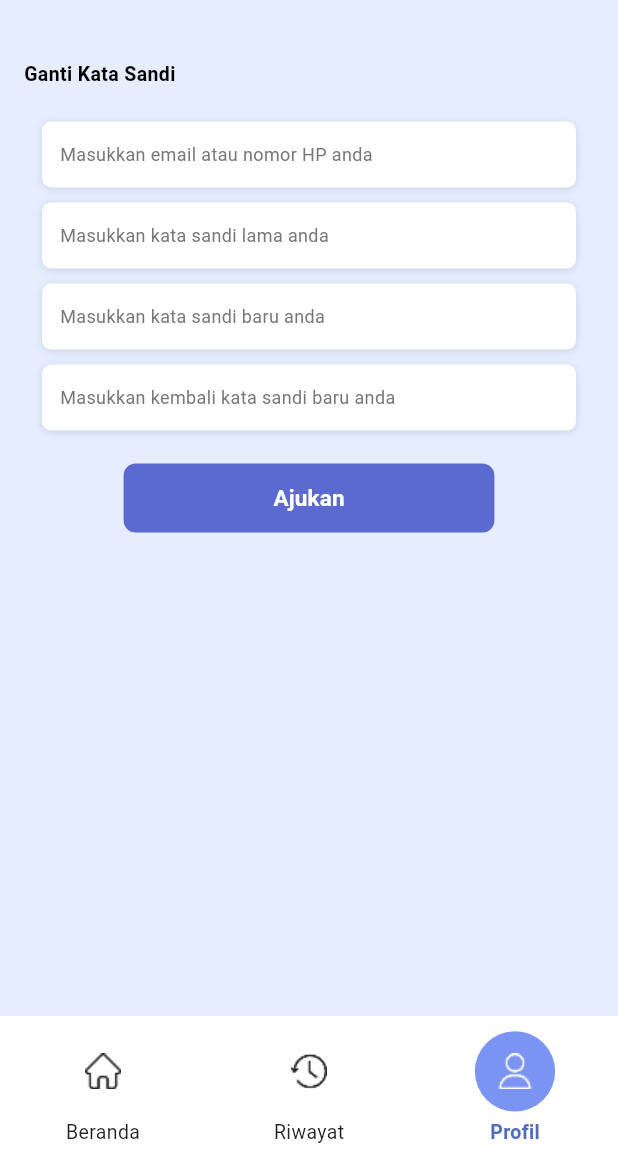
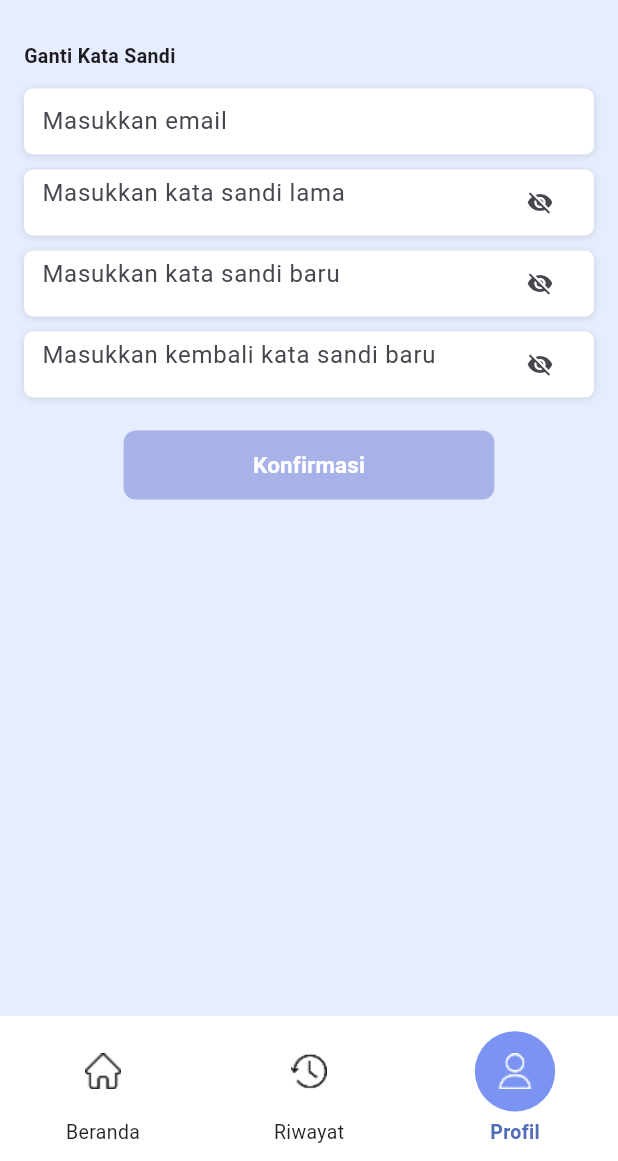
Before and after one commit to OrionZ12/StockFlow-tubes, a Flutter app: the ChangePasswordScreen screen opened by its route, on a phone screen of 412 x 824 dp, the part 75-1236 px from its top. Run offline on Flutter 3.47's test engine with Material 3 defaults, Android fonts, the phone set to English and light mode, and no system bars; our stand-ins replace cloud_firestore, firebase_auth, firebase_core, go_router, google_sign_in; accounts and stored records are empty; Roboto replaces fonts that are missing (RobotoSerif).

Commit message:
perbaikan ganti kata sandi

```diff
--- a/lib/screen/change_password_screen.dart
+++ b/lib/screen/change_password_screen.dart
@@ -1,5 +1,6 @@
 import 'package:flutter/material.dart';
 import 'package:go_router/go_router.dart';
+import 'package:firebase_auth/firebase_auth.dart';
 import '../config/routes.dart';
 
 class ChangePasswordScreen extends StatefulWidget {
@@ -10,6 +11,129 @@ class ChangePasswordScreen extends StatefulWidget {
 }
 
 class _ChangePasswordScreenState extends State<ChangePasswordScreen> {
+  final _emailCtrl = TextEditingController();
+  final _oldPassCtrl = TextEditingController();
+  final _newPassCtrl = TextEditingController();
+  final _confirmPassCtrl = TextEditingController();
+
+  bool _obscureOld = true;
+  bool _obscureNew = true;
+  bool _obscureConfirm = true;
+
+  bool _isLoading = false;
+
+  bool _isValidEmail(String email) {
+    final e = email.trim();
+    final regex = RegExp(r'^[^@]+@[^@]+\.[^@]+$');
+    return regex.hasMatch(e);
+  }
+
+  bool get _isFormValid {
+    final email = _emailCtrl.text.trim();
+    final oldP = _oldPassCtrl.text;
+    final newP = _newPassCtrl.text;
+    final conf = _confirmPassCtrl.text;
+
+    if (email.isEmpty || oldP.isEmpty || newP.isEmpty || conf.isEmpty) {
+      return false;
+    }
+    if (!_isValidEmail(email)) return false;
+    if (newP.length < 6) return false;
+    if (newP != conf) return false;
+
+    return true;
+  }
+
+  @override
+  void dispose() {
+    _emailCtrl.dispose();
+    _oldPassCtrl.dispose();
+    _newPassCtrl.dispose();
+    _confirmPassCtrl.dispose();
+    super.dispose();
+  }
+
+  void _showSnack(String msg, {Color color = Colors.red}) {
+    ScaffoldMessenger.of(context).showSnackBar(
+      SnackBar(
+        content: Text(msg),
+        backgroundColor: color,
+        behavior: SnackBarBehavior.floating,
+      ),
+    );
+  }
+
+  Future<String> _changePasswordFirebase({
+    required String email,
+    required String oldPassword,
+    required String newPassword,
+  }) async {
+    try {
+      final user = FirebaseAuth.instance.currentUser;
+      if (user == null) return "User belum login.";
+
+      // Re-auth (wajib untuk update password)
+      final cred = EmailAuthProvider.credential(
+        email: email,
+        password: oldPassword,
+      );
+      await user.reauthenticateWithCredential(cred);
+
+      await user.updatePassword(newPassword);
+
+      return "success";
+    } on FirebaseAuthException catch (e) {
+      if (e.code == "wrong-password") return "Password lama salah.";
+      if (e.code == "user-mismatch") return "Email tidak sesuai dengan akun login.";
+      if (e.code == "invalid-credential") return "Email atau password lama salah.";
+      if (e.code == "weak-password") return "Password baru terlalu lemah (min 6).";
+      if (e.code == "requires-recent-login") {
+        return "Silakan login ulang dulu, lalu coba lagi.";
+      }
+      return e.message ?? "Gagal ganti password.";
+    } catch (e) {
+      return "Error: $e";
+    }
+  }
+
+  Future<void> _submit() async {
+    if (!_isFormValid || _isLoading) {
+      if (!_isFormValid) {
+        // kasih feedback yang jelas biar user ngerti
+        final email = _emailCtrl.text.trim();
+        final newP = _newPassCtrl.text;
+        final conf = _confirmPassCtrl.text;
+
+        if (email.isEmpty) return _showSnack("Email wajib diisi.");
+        if (!_isValidEmail(email)) return _showSnack("Format email tidak valid.");
+        if (_oldPassCtrl.text.isEmpty) return _showSnack("Password lama wajib diisi.");
+        if (newP.isEmpty) return _showSnack("Password baru wajib diisi.");
+        if (newP.length < 6) return _showSnack("Password baru minimal 6 karakter.");
+        if (conf.isEmpty) return _showSnack("Konfirmasi password wajib diisi.");
+        if (newP != conf) return _showSnack("Konfirmasi password tidak cocok.");
+      }
+      return;
+    }
+
+    setState(() => _isLoading = true);
+
+    final result = await _changePasswordFirebase(
+      email: _emailCtrl.text.trim(),
+      oldPassword: _oldPassCtrl.text,
+      newPassword: _newPassCtrl.text,
+    );
+
+    if (!mounted) return;
+    setState(() => _isLoading = false);
+
+    if (result == "success") {
+      _showSnack("Password berhasil diubah!", color: Colors.green);
+      context.go(AppRoutes.changePasswordSuccess);
+    } else {
+      _showSnack(result);
+    }
+  }
+
   @override
   Widget build(BuildContext context) {
     final width = MediaQuery.of(context).size.width;
@@ -17,12 +141,12 @@ class _ChangePasswordScreenState extends State<ChangePasswordScreen> {
     return Scaffold(
       backgroundColor: const Color(0xFFE6EDFE),
       body: SafeArea(
-        child: Padding(
+        child: SingleChildScrollView(
           padding: const EdgeInsets.symmetric(horizontal: 16, vertical: 10),
           child: Column(
             crossAxisAlignment: CrossAxisAlignment.start,
             children: [
-              // HEADER: back + StockFlow (kanan atas)
+              // ================= HEADER =================
               Row(
                 children: [
                   GestureDetector(
@@ -56,55 +180,82 @@ class _ChangePasswordScreenState extends State<ChangePasswordScreen> {
                 ],
               ),
 
-              const SizedBox(height: 40),
+              const SizedBox(height: 28),
 
               const Text(
                 'Ganti Kata Sandi',
                 style: TextStyle(
                   fontSize: 13,
                   fontWeight: FontWeight.w600,
-                  color: Colors.black,
                 ),
               ),
 
-              const SizedBox(height: 8),
+              const SizedBox(height: 12),
 
-              // FORM
-              Container(
-                width: width,
-                padding:
-                const EdgeInsets.symmetric(vertical: 14, horizontal: 12),
-                decoration: BoxDecoration(
-                  color: Colors.transparent,
-                  borderRadius: BorderRadius.circular(20),
+              // ================= FORM =================
+              _inputField(
+                controller: _emailCtrl,
+                hint: 'Masukkan email',
+                keyboardType: TextInputType.emailAddress,
+                onChanged: (_) => setState(() {}),
               ),
-                child: Column(
-                  children: [
-                    _inputBox('Masukkan email atau nomor HP anda'),
               const SizedBox(height: 10),
-                    _inputBox('Masukkan kata sandi lama anda'),
+
+              _inputField(
+                controller: _oldPassCtrl,
+                hint: 'Masukkan kata sandi lama',
+                obscure: _obscureOld,
+                toggle: () => setState(() => _obscureOld = !_obscureOld),
+                onChanged: (_) => setState(() {}),
+              ),
               const SizedBox(height: 10),
-                    _inputBox('Masukkan kata sandi baru anda'),
+
+              _inputField(
+                controller: _newPassCtrl,
+                hint: 'Masukkan kata sandi baru',
+                obscure: _obscureNew,
+                toggle: () => setState(() => _obscureNew = !_obscureNew),
+                onChanged: (_) => setState(() {}),
+              ),
               const SizedBox(height: 10),
-                    _inputBox('Masukkan kembali kata sandi baru anda'),
+
+              _inputField(
+                controller: _confirmPassCtrl,
+                hint: 'Masukkan kembali kata sandi baru',
+                obscure: _obscureConfirm,
+                toggle: () => setState(() => _obscureConfirm = !_obscureConfirm),
+                onChanged: (_) => setState(() {}),
+              ),
+
               const SizedBox(height: 22),
-                    SizedBox(
+
+              // ================= BUTTON =================
+              Center(
+                child: SizedBox(
                   width: width * 0.6,
                   height: 46,
                   child: ElevatedButton(
-                        // ⬇️ ketika diklik, pindah ke halaman konfirmasi
-                        onPressed: () {
-                          context.go(AppRoutes.changePasswordSuccess);
-                        },
+                    onPressed: (_isFormValid && !_isLoading) ? _submit : null,
                     style: ElevatedButton.styleFrom(
                       backgroundColor: const Color(0xFF5A6ACF),
+                      disabledBackgroundColor:
+                      const Color(0xFF5A6ACF).withOpacity(0.45),
                       shape: RoundedRectangleBorder(
                         borderRadius: BorderRadius.circular(8),
                       ),
                       elevation: 0,
                     ),
-                        child: const Text(
-                          'Ajukan',
+                    child: _isLoading
+                        ? const SizedBox(
+                      width: 20,
+                      height: 20,
+                      child: CircularProgressIndicator(
+                        strokeWidth: 2,
+                        color: Colors.white,
+                      ),
+                    )
+                        : const Text(
+                      'Konfirmasi',
                       style: TextStyle(
                         fontSize: 15,
                         fontWeight: FontWeight.w600,
@@ -113,18 +264,23 @@ class _ChangePasswordScreenState extends State<ChangePasswordScreen> {
                     ),
                   ),
                 ),
-                  ],
-                ),
               ),
             ],
           ),
         ),
       ),
-      // tidak ada bottomNavigationBar di sini
     );
   }
 
-  Widget _inputBox(String hint) {
+  // ================= INPUT WIDGET =================
+  Widget _inputField({
+    required TextEditingController controller,
+    required String hint,
+    TextInputType keyboardType = TextInputType.text,
+    bool obscure = false,
+    VoidCallback? toggle,
+    ValueChanged<String>? onChanged,
+  }) {
     return Container(
       height: 44,
       decoration: BoxDecoration(
@@ -138,13 +294,27 @@ class _ChangePasswordScreenState extends State<ChangePasswordScreen> {
           ),
         ],
       ),
-      alignment: Alignment.centerLeft,
       padding: const EdgeInsets.symmetric(horizontal: 12),
-      child: Text(
-        hint,
-        style: const TextStyle(
-          fontSize: 12,
-          color: Color(0xFF777777),
+      child: Center(
+        child: TextField(
+          controller: controller,
+          obscureText: obscure,
+          keyboardType: keyboardType,
+          onChanged: onChanged,
+          decoration: InputDecoration(
+            isDense: true,
+            border: InputBorder.none,
+            hintText: hint,
+            suffixIcon: toggle != null
+                ? IconButton(
+              icon: Icon(
+                obscure ? Icons.visibility_off : Icons.visibility,
+                size: 18,
+              ),
+              onPressed: toggle,
+            )
+                : null,
+          ),
         ),
       ),
     );
```
Lines whose indentation alone changed are shown as unchanged.
